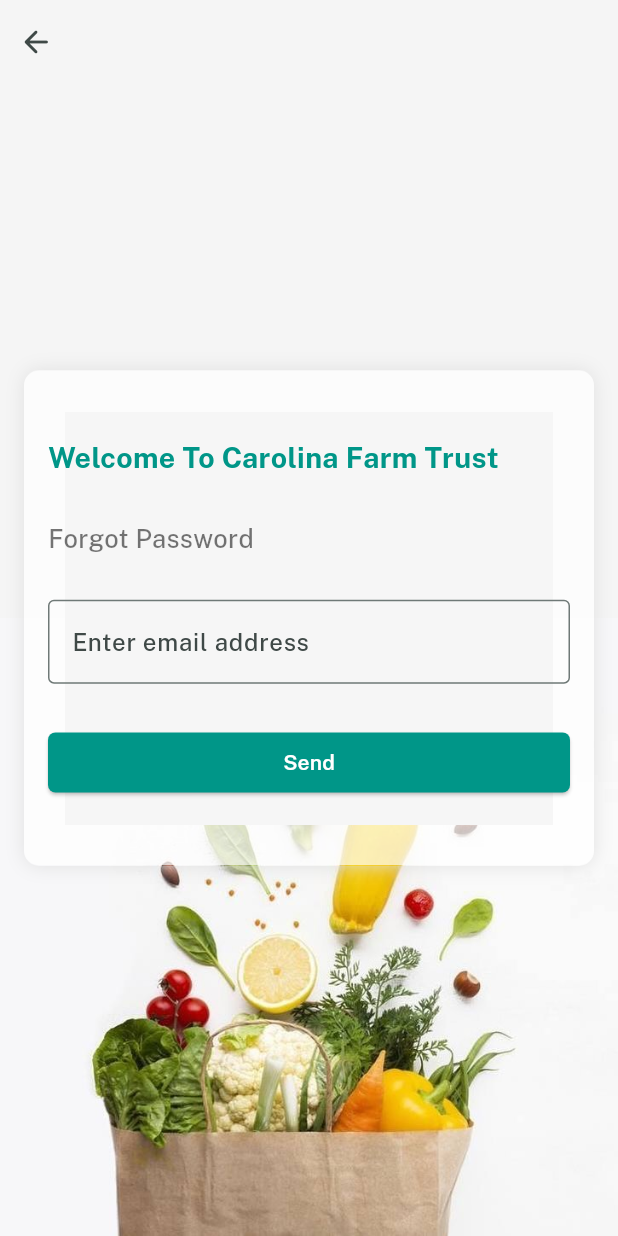
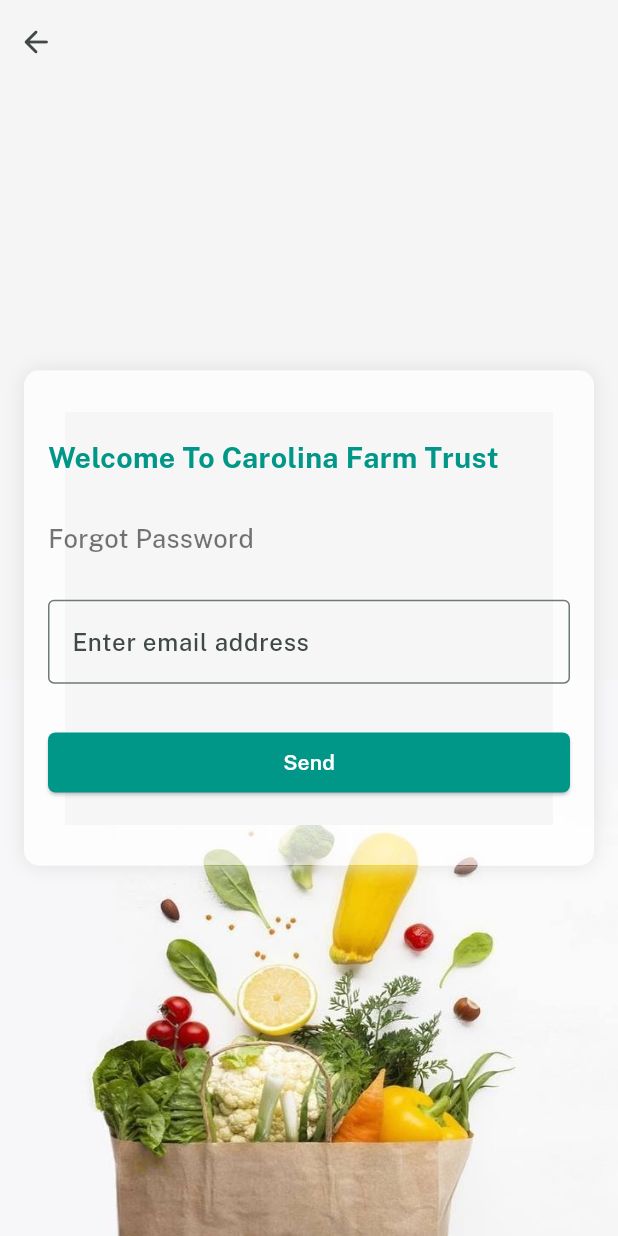
Before and after one commit to NagaDivyaBobbara/cft_market, a Flutter app: the screen it shows after launch, after a tap on "Forgot Password?", on a phone screen of 412 x 824 dp. Run offline on Flutter 3.47's test engine with Material 3 defaults, Android fonts, the light colour scheme and no system bars; our stand-ins replace dio, flutter_dotenv, flutter_riverpod, get_it; missing offline and left inert: flutter_device_type, mailer; project files that could hold a hidden picture were left out.

Commit message:
refactor: IPad Design changes

```diff
--- a/lib/pages/auth/forgot_screen.dart
+++ b/lib/pages/auth/forgot_screen.dart
@@ -1,4 +1,5 @@
 import 'package:flutter/material.dart';
+import 'package:flutter_device_type/flutter_device_type.dart';
 import 'package:flutter_dotenv/flutter_dotenv.dart';
 import 'package:mailer/smtp_server.dart';
 import 'package:mailer/mailer.dart';
@@ -43,11 +44,24 @@
               Column(
                 mainAxisAlignment: MainAxisAlignment.end,
                 children: [
-                  Image.asset(
-                    "assets/images/background.png",
-                    fit: BoxFit.fill,
-                    height: MediaQuery.of(context).size.height * 0.50,
-                    width: double.infinity,
+                  Row(
+                    mainAxisAlignment: Device.get().isTablet ? MainAxisAlignment.center : MainAxisAlignment.start,
+                    children: [
+                      Device.get().isTablet ?
+                      Image.asset(
+                        "assets/images/background.png",
+                        fit: BoxFit.fill,
+                        height: MediaQuery.of(context).size.height * 0.45,
+                        width: 500,
+                      ) : Expanded(
+                        child: Image.asset(
+                          "assets/images/background.png",
+                          fit: BoxFit.fill,
+                          height: MediaQuery.of(context).size.height * 0.45,
+                          width: Device.width,
+                        ),
+                      ),
+                    ],
                   ),
                 ],
               ),
@@ -76,7 +90,7 @@
                           blurRadius: 10,),
                       ]
                   ),
-                  width: double.infinity,
+                  width: Device.get().isTablet ? 500 : double.infinity,
                   child: Column(
                     crossAxisAlignment: CrossAxisAlignment.stretch,
                     mainAxisAlignment: MainAxisAlignment.spaceEvenly,
--- a/lib/pages/auth/login_screen.dart
+++ b/lib/pages/auth/login_screen.dart
@@ -1,12 +1,14 @@
 import 'package:cft_market/pages/Auth/forgot_screen.dart';
 import 'package:cft_market/pages/home/home_screen.dart';
 import 'package:flutter/material.dart';
+import 'package:flutter_device_type/flutter_device_type.dart';
 
 class LoginScreen extends StatelessWidget {
   const LoginScreen({super.key});
 
   @override
   Widget build(BuildContext context) {
+    print("dsfsfsdf${Device.get().isTablet}");
     return Scaffold(
         backgroundColor: Colors.grey[100],
         body: Center(
@@ -14,18 +16,32 @@
             children: [
               Column(
                 mainAxisAlignment: MainAxisAlignment.end,
+                crossAxisAlignment: CrossAxisAlignment.center,
                 children: [
+                  Row(
+                    mainAxisAlignment: Device.get().isTablet ? MainAxisAlignment.center : MainAxisAlignment.start,
+                    children: [
+                      Device.get().isTablet ?
                       Image.asset(
                         "assets/images/background.png",
                         fit: BoxFit.fill,
-                    height: MediaQuery.of(context).size.height * 0.50,
-                    width: double.infinity,
+                        height: MediaQuery.of(context).size.height * 0.45,
+                        width: 500 ,
+                      ) :  Expanded(
+                        child: Image.asset(
+                          "assets/images/background.png",
+                          fit: BoxFit.fill,
+                          height: MediaQuery.of(context).size.height * 0.45,
+                          width: Device.width,
+                        ),
+                      )
+                    ],
                   ),
                 ],
               ),
               Center(
                 child: Container(
-                  height: 450,
+                  height: 470,
                   margin: EdgeInsets.symmetric(horizontal: 16),
                   padding: EdgeInsets.symmetric(horizontal: 16,vertical: 16),
                   decoration: BoxDecoration(
@@ -38,10 +54,14 @@
                           blurRadius: 10,),
                       ]
                   ),
-                  width: double.infinity,
+                  width: Device.get().isTablet ? 500 : double.infinity,
                   child: Column(
                     crossAxisAlignment: CrossAxisAlignment.stretch,
                     mainAxisAlignment: MainAxisAlignment.spaceEvenly,
+                    children: [
+                      Expanded(
+                        child: ListView(
+                          padding: EdgeInsets.zero,
                           children: [
                             Container(
                               alignment: Alignment.centerLeft,
@@ -62,14 +82,18 @@
                                 border: OutlineInputBorder(),
                               ),
                             ),
+                            const SizedBox(height: 8,),
                             const Text("Username is required", style: TextStyle(color: Colors.red),),
+                            const SizedBox(height: 16,),
                             const TextField(
                               decoration: InputDecoration(
                                   labelText: "Password",
                                   border: OutlineInputBorder()
                               ),
                             ),
+                            const SizedBox(height: 8,),
                             const Text("Password is required", style: TextStyle(color: Colors.red),),
+                            const SizedBox(height: 8,),
                             Row(
                               children: [
                                 TextButton(
@@ -95,6 +119,11 @@
                               ),
                               child: Text("Login", style: TextStyle(color: Colors.white),),
                             ),
+
+                          ],
+                        ),
+                      )
+
                     ],
                   ),
                 ),
--- a/lib/pages/my_account/profile_settings/profile_settings_screen.dart
+++ b/lib/pages/my_account/profile_settings/profile_settings_screen.dart
@@ -1,17 +1,19 @@
 import 'package:flutter/material.dart';
+import 'package:flutter_device_type/flutter_device_type.dart';
 
 class ProfileSettingsScreen extends StatelessWidget {
   const ProfileSettingsScreen({super.key});
 
   @override
   Widget build(BuildContext context) {
+    final double notchHeight = MediaQuery.of(context).padding.top;
     return Scaffold(
         backgroundColor: Colors.grey.shade50,
         body: Column(
         children: [
           Container(
             alignment: Alignment.bottomCenter,
-            height: 70,
+            height: notchHeight + 56,
             color: Colors.teal.shade400,
             child: Row(
               children: [
--- a/lib/pages/sale_order_detail/sale_order_detail_screen.dart
+++ b/lib/pages/sale_order_detail/sale_order_detail_screen.dart
@@ -1,6 +1,7 @@
 import 'package:flutter/cupertino.dart';
 import 'package:flutter/material.dart';
 import 'package:flutter/widgets.dart';
+import 'package:flutter_device_type/flutter_device_type.dart';
 
 
 class SaleOrderDetailScreen extends StatelessWidget {
@@ -9,7 +10,7 @@
   @override
   Widget build(BuildContext context) {
     return Scaffold(
-      backgroundColor: Colors.grey.shade100,
+    backgroundColor: Colors.grey.shade100,
       body: Column(
         children: [
           _getNavigationHeader(context),
@@ -33,8 +34,9 @@
 }
 
 Widget _getNavigationHeader(BuildContext context) {
+  final double notchHeight = MediaQuery.of(context).padding.top;
   return Container(
-    height: 70,
+    height: notchHeight+50,
     alignment: Alignment.bottomCenter,
     decoration: BoxDecoration(
       color: Colors.teal.shade400,
@@ -346,6 +348,7 @@
                   color: Colors.grey.shade300,
                 ),
                 child:  Row(
+                  mainAxisAlignment: Device.get().isTablet ? MainAxisAlignment.center : MainAxisAlignment.start,
                   children: [
                     Icon(Icons.approval_outlined,color: Colors.grey.shade600,),
                     Text("Approved", style: TextStyle(fontSize: 13, color: Colors.grey.shade600,fontWeight:  FontWeight.bold),),
@@ -363,7 +366,8 @@
                 decoration: BoxDecoration(
                     color: Colors.teal.shade50,
                     borderRadius: BorderRadius.circular(10)),
-                child: const Row(
+                child: Row(
+                  mainAxisAlignment: Device.get().isTablet ? MainAxisAlignment.center : MainAxisAlignment.start,
                   children: [
                     Icon(Icons.approval_outlined, color: Colors.teal,),
                     Text("Accepted", style: TextStyle(fontSize: 13, color: Colors.teal,fontWeight:  FontWeight.bold),),
@@ -382,6 +386,7 @@
                     color: Colors.grey.shade300,
                     borderRadius: BorderRadius.circular(10)),
                 child:  Row(
+                  mainAxisAlignment: Device.get().isTablet ? MainAxisAlignment.center : MainAxisAlignment.start,
                   children: [
                     Icon(Icons.approval_outlined,color: Colors.grey.shade600,),
                     Text("Created", style: TextStyle(fontSize: 13, color: Colors.grey.shade600,fontWeight:  FontWeight.bold),),
--- a/pubspec.yaml
+++ b/pubspec.yaml
@@ -34,6 +34,7 @@
   get_it: ^7.7.0
   flutter_riverpod: ^2.5.1
   mailer: ^6.1.2
+  flutter_device_type: ^0.4.0
 
 
   # The following adds the Cupertino Icons font to your application.
```
Also changed, not shown: pubspec.lock. Lines whose indentation alone changed are shown as unchanged.
